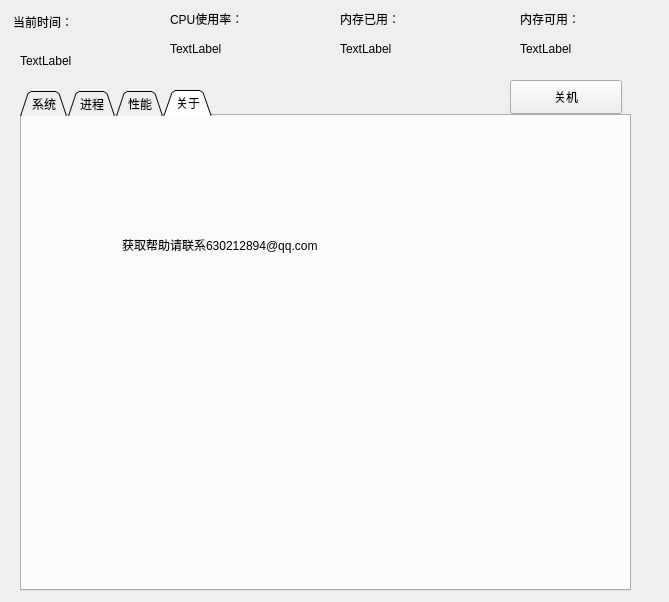
First picture: the form in 课程设计/TaskManager/taskmanager.ui, repository lnsqrt2/OS_LAB, before the edit.
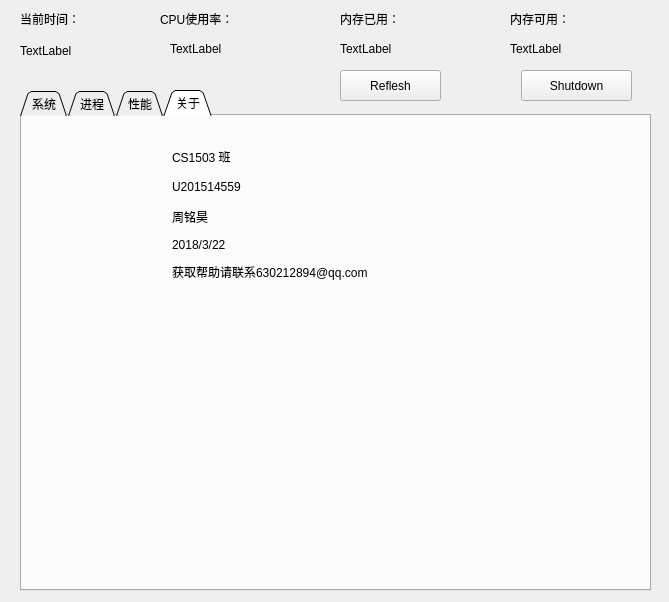
Second picture: the form after the edit. The open tabs and pages were chosen to show the change. Icons and pictures are not drawn.

The edit to the form file:
```diff
--- a/课程设计/TaskManager/taskmanager.ui
+++ b/课程设计/TaskManager/taskmanager.ui
@@ -18,7 +18,7 @@
     <rect>
      <x>20</x>
      <y>90</y>
-     <width>611</width>
+     <width>631</width>
      <height>501</height>
     </rect>
    </property>
@@ -330,19 +330,6 @@
          <string>当前使用率：</string>
         </property>
        </widget>
-       <widget class="QPushButton" name="button_refcpu">
-        <property name="geometry">
-         <rect>
-          <x>400</x>
-          <y>10</y>
-          <width>99</width>
-          <height>27</height>
-         </rect>
-        </property>
-        <property name="text">
-         <string>Reflesh</string>
-        </property>
-       </widget>
       </widget>
       <widget class="QLabel" name="label_cover">
        <property name="geometry">
@@ -565,36 +552,88 @@
     <widget class="QLabel" name="label_7">
      <property name="geometry">
       <rect>
-       <x>100</x>
-       <y>120</y>
+       <x>150</x>
+       <y>140</y>
        <width>281</width>
-       <height>18</height>
+       <height>31</height>
       </rect>
      </property>
      <property name="text">
       <string>获取帮助请联系630212894@qq.com</string>
      </property>
     </widget>
+    <widget class="QLabel" name="label_16">
+     <property name="geometry">
+      <rect>
+       <x>150</x>
+       <y>30</y>
+       <width>141</width>
+       <height>21</height>
+      </rect>
+     </property>
+     <property name="text">
+      <string>CS1503 班</string>
+     </property>
+    </widget>
+    <widget class="QLabel" name="label_17">
+     <property name="geometry">
+      <rect>
+       <x>150</x>
+       <y>60</y>
+       <width>141</width>
+       <height>21</height>
+      </rect>
+     </property>
+     <property name="text">
+      <string>U201514559</string>
+     </property>
+    </widget>
+    <widget class="QLabel" name="label_18">
+     <property name="geometry">
+      <rect>
+       <x>150</x>
+       <y>90</y>
+       <width>141</width>
+       <height>21</height>
+      </rect>
+     </property>
+     <property name="text">
+      <string>周铭昊</string>
+     </property>
+    </widget>
+    <widget class="QLabel" name="label_20">
+     <property name="geometry">
+      <rect>
+       <x>150</x>
+       <y>120</y>
+       <width>91</width>
+       <height>17</height>
+      </rect>
+     </property>
+     <property name="text">
+      <string>2018/3/22</string>
+     </property>
+    </widget>
    </widget>
   </widget>
   <widget class="QPushButton" name="button_off">
    <property name="geometry">
     <rect>
-     <x>510</x>
-     <y>80</y>
-     <width>112</width>
-     <height>34</height>
+     <x>521</x>
+     <y>70</y>
+     <width>111</width>
+     <height>31</height>
     </rect>
    </property>
    <property name="text">
-    <string>关机</string>
+    <string>Shutdown</string>
    </property>
   </widget>
   <widget class="QLabel" name="label_21">
    <property name="geometry">
     <rect>
-     <x>13</x>
-     <y>13</y>
+     <x>20</x>
+     <y>10</y>
      <width>90</width>
      <height>18</height>
     </rect>
@@ -620,7 +659,7 @@
    <property name="geometry">
     <rect>
      <x>20</x>
-     <y>40</y>
+     <y>30</y>
      <width>81</width>
      <height>41</height>
     </rect>
@@ -645,7 +684,7 @@
   <widget class="QLabel" name="label_12">
    <property name="geometry">
     <rect>
-     <x>520</x>
+     <x>510</x>
      <y>10</y>
      <width>90</width>
      <height>18</height>
@@ -671,7 +710,7 @@
   <widget class="QLabel" name="label_mem_free_2">
    <property name="geometry">
     <rect>
-     <x>520</x>
+     <x>510</x>
      <y>40</y>
      <width>81</width>
      <height>18</height>
@@ -684,7 +723,7 @@
   <widget class="QLabel" name="label_22">
    <property name="geometry">
     <rect>
-     <x>170</x>
+     <x>160</x>
      <y>10</y>
      <width>99</width>
      <height>18</height>
@@ -694,6 +733,19 @@
     <string>CPU使用率：</string>
    </property>
   </widget>
+  <widget class="QPushButton" name="button_refcpu">
+   <property name="geometry">
+    <rect>
+     <x>340</x>
+     <y>70</y>
+     <width>101</width>
+     <height>31</height>
+    </rect>
+   </property>
+   <property name="text">
+    <string>Reflesh</string>
+   </property>
+  </widget>
  </widget>
  <layoutdefault spacing="6" margin="11"/>
  <resources/>
```
Left out of the diff: 58 changed lines with no effect on the pictures.
